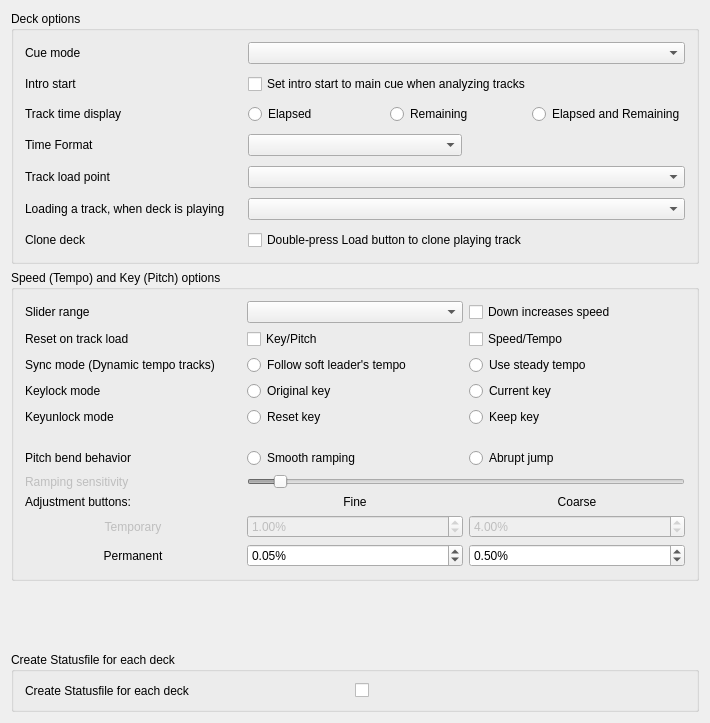
Eve00000/mixxx, file src/preferences/dialog/dlgprefdeckdlg.ui: the form before one commit.
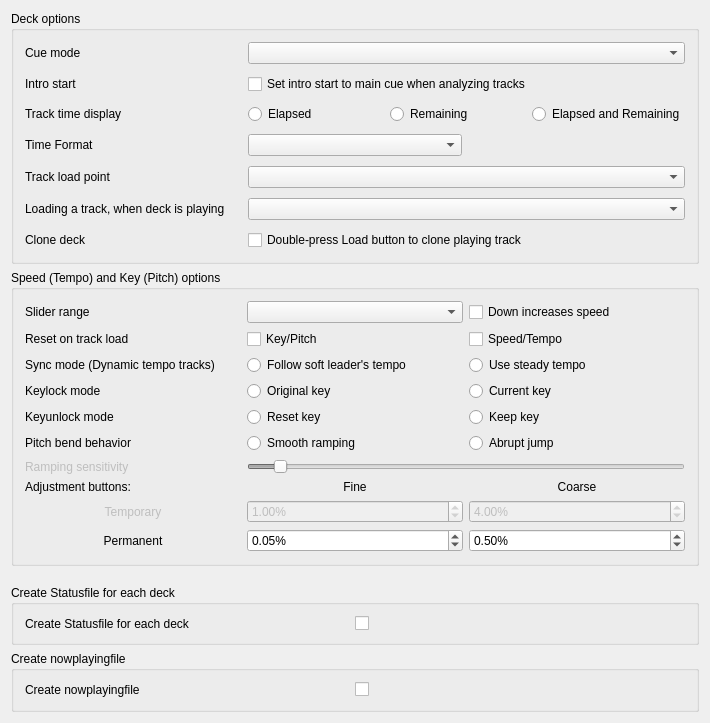
The form after the commit.

```diff
--- a/src/preferences/dialog/dlgprefdeckdlg.ui
+++ b/src/preferences/dialog/dlgprefdeckdlg.ui
@@ -723,6 +723,56 @@
       </layout>
     </widget>
    </item>
+  <item row="13" column="0">
+    <widget class="QGroupBox" name="CreateNowPlayingFile">
+      <property name="title">
+       <string>Create nowplayingfile</string>
+      </property>
+      <property name="alignment">
+       <set>Qt::AlignLeading|Qt::AlignLeft|Qt::AlignTop</set>
+      </property>
+      <layout class="QGridLayout" name="CreateNowPlayingFileLayout">
+        <item row="0" column="0">
+          <widget class="QLabel" name="CreateNowPlayingFileLabel">
+            <property name="sizePolicy">
+              <sizepolicy hsizetype="Minimum" vsizetype="Preferred">
+                <horstretch>0</horstretch>
+                <verstretch>0</verstretch>
+              </sizepolicy>
+            </property>            
+            <property name="text">
+              <string>Create nowplayingfile</string>
+            </property>
+            <property name="buddy">
+              <cstring>Create nowplayingfile</cstring>
+            </property>
+          </widget>
+        </item>
+        <item row="0" column="1">
+          <widget class="QCheckBox" name="CreateNowPlayingFileCheckBox">
+            <property name="toolTip">
+              <string>
+If checked a NowPlaying.txt file will be created in the settingsdir, containing trackartist-tracktitle.
+This is the same string that occurs as title in the Mixxx-window.</string>
+            </property>
+          </widget>
+        </item>
+        <item row="3" column="2">
+          <spacer name="horizontalSpacerNowPlaying">
+            <property name="orientation">
+              <enum>Qt::Horizontal</enum>
+            </property>
+            <property name="sizePolicy">
+              <sizepolicy hsizetype="Expanding" vsizetype="Minimum">
+                <horstretch>1</horstretch>
+                <verstretch>0</verstretch>
+              </sizepolicy>
+            </property>
+          </spacer>
+        </item>
+      </layout>
+    </widget>
+   </item>   
    <item row="2" column="0">
     <spacer name="verticalSpacer2">
      <property name="orientation">
```
